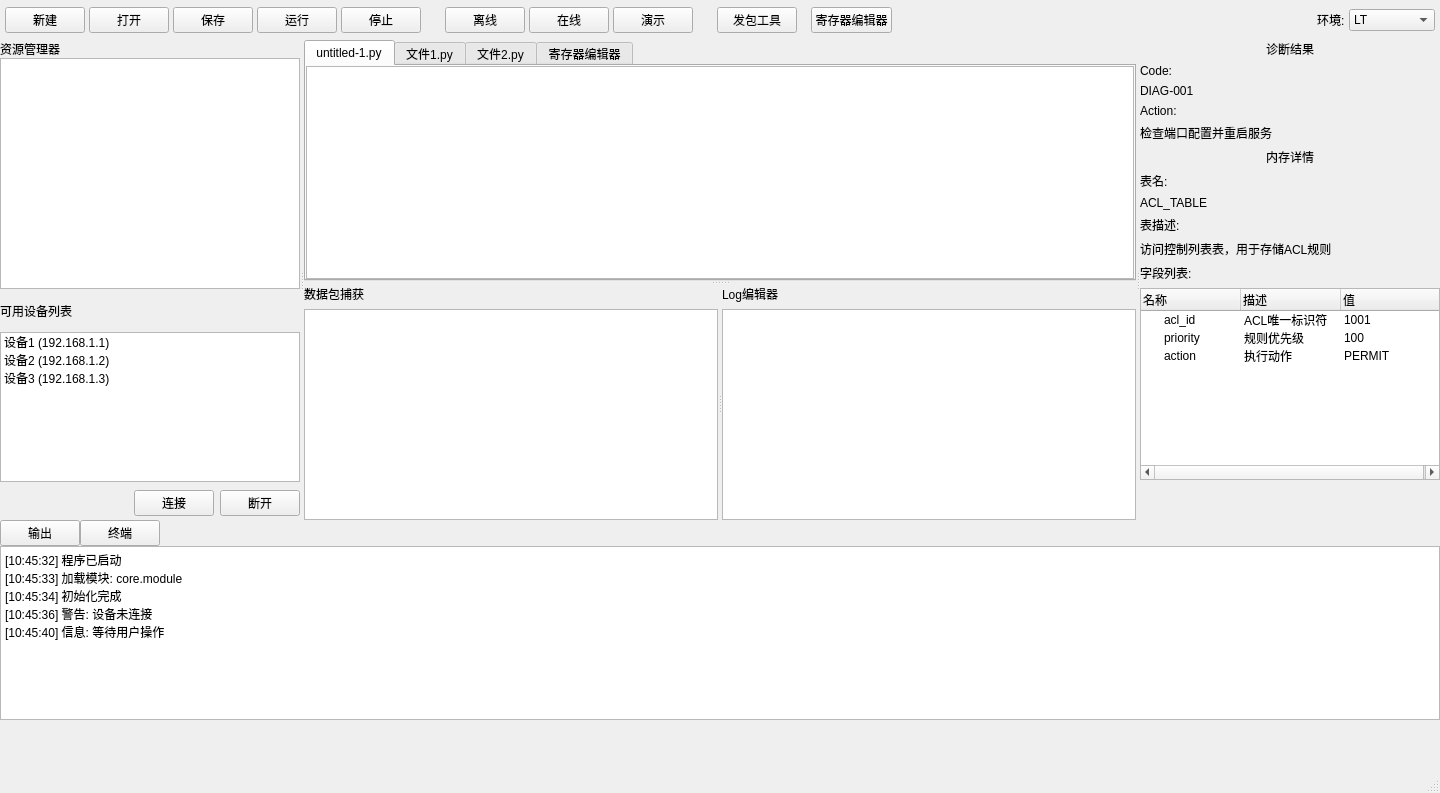
Above: src/ui/main_window.ui from haimenlinchen/Pkjviz-py before the change. Below: the same form after it.
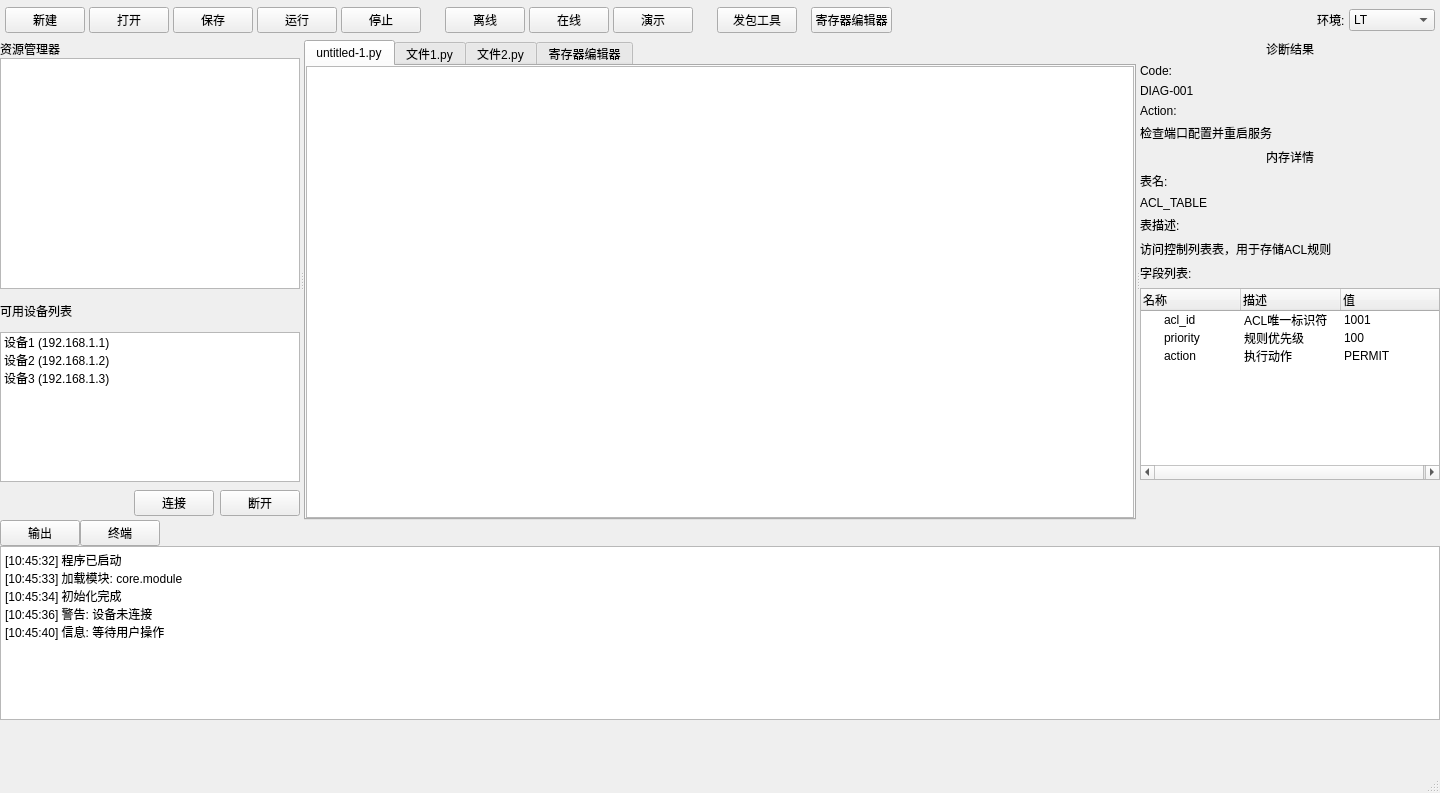
That is the form after the change.

```diff
--- a/src/ui/main_window.ui
+++ b/src/ui/main_window.ui
@@ -426,39 +426,6 @@
          </attribute>
         </widget>
        </widget>
-       <widget class="QSplitter" name="logSplitter">
-        <property name="orientation">
-         <enum>Qt::Horizontal</enum>
-        </property>
-        <widget class="QWidget" name="dataBrowserWidget" native="true">
-         <layout class="QVBoxLayout" name="verticalLayout_4">
-          <item>
-           <widget class="QLabel" name="dataBrowserLabel">
-            <property name="text">
-             <string>数据包捕获</string>
-            </property>
-           </widget>
-          </item>
-          <item>
-           <widget class="QTableView" name="packetCaptureTableView"/>
-          </item>
-         </layout>
-        </widget>
-        <widget class="QWidget" name="logWidget" native="true">
-         <layout class="QVBoxLayout" name="verticalLayout_5">
-          <item>
-           <widget class="QLabel" name="logLabel">
-            <property name="text">
-             <string>Log编辑器</string>
-            </property>
-           </widget>
-          </item>
-          <item>
-           <widget class="QTableView" name="logTableView"/>
-          </item>
-         </layout>
-        </widget>
-       </widget>
       </widget>
       <widget class="QWidget" name="diagnosticsWidget" native="true">
        <property name="minimumSize">
```
